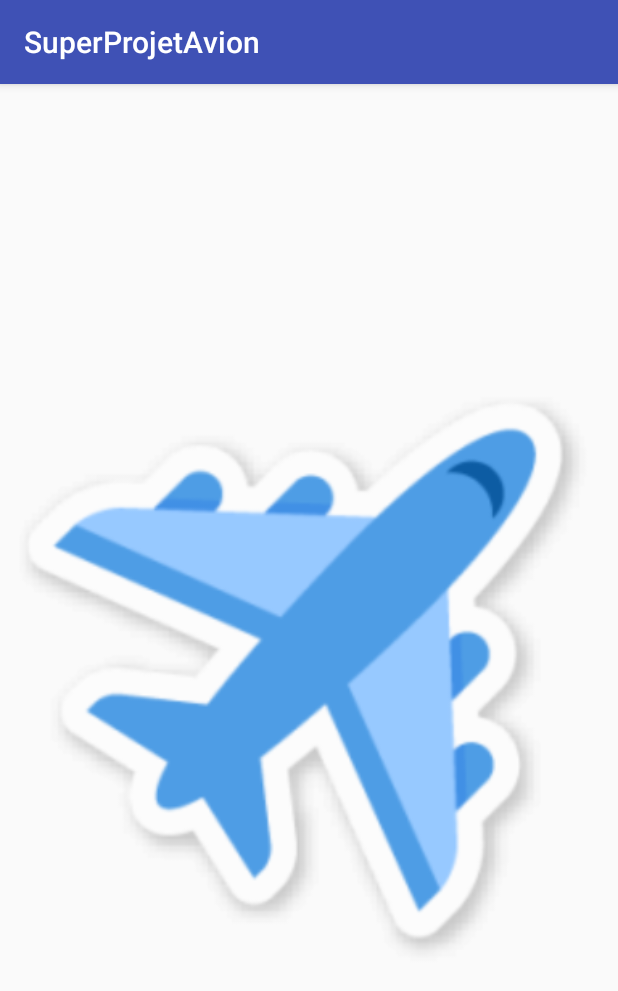
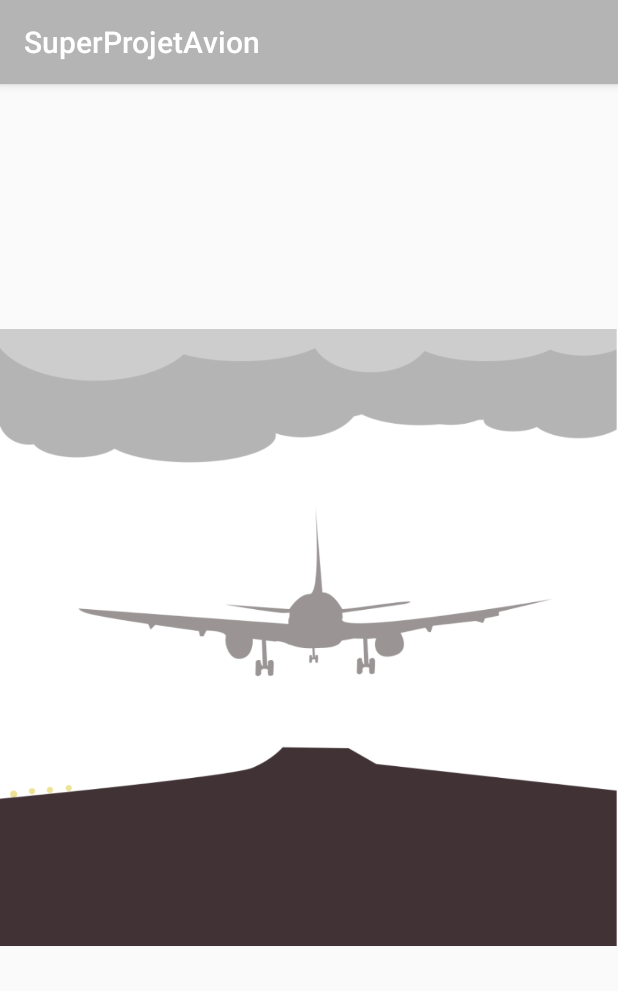
Before and after one commit to DylanRenard/SuperProjetD-Avion, an Android app: the SplashScreenActivity screen opened directly, with no data from a screen before it, on a phone screen of 412 x 824 dp. Shown: the top 991 px of the screen. Run offline under Robolectric (Android 15) with nearby library versions, the phone set to English and light mode, and no system bars.

Commit message:
splashScreen

```diff
--- a/SuperProjetAvion/app/src/main/res/layout/activity_splash_screen.xml
+++ b/SuperProjetAvion/app/src/main/res/layout/activity_splash_screen.xml
@@ -10,14 +10,15 @@
     <RelativeLayout
         android:layout_width="match_parent"
         android:layout_height="match_parent"
-        android:src="@drawable/plane">
+        android:src="@drawable/snow">
 
         <ImageView
             android:id="@+id/imageView2"
-            android:layout_width="match_parent"
-            android:layout_height="match_parent"
+            android:layout_width="wrap_content"
+            android:layout_height="wrap_content"
+            android:layout_alignParentBottom="true"
             android:layout_alignParentStart="true"
-            android:layout_centerVertical="true"
-            app:srcCompat="@drawable/plane" />
+            android:layout_marginBottom="29dp"
+            app:srcCompat="@drawable/snow" />
     </RelativeLayout>
 </android.support.constraint.ConstraintLayout>
--- a/SuperProjetAvion/app/src/main/res/values/colors.xml
+++ b/SuperProjetAvion/app/src/main/res/values/colors.xml
@@ -1,6 +1,6 @@
 <?xml version="1.0" encoding="utf-8"?>
 <resources>
-    <color name="colorPrimary">#3F51B5</color>
-    <color name="colorPrimaryDark">#303F9F</color>
-    <color name="colorAccent">#FF4081</color>
+    <color name="colorPrimary">#b4b4b4</color>
+    <color name="colorPrimaryDark">#9a9494</color>
+    <color name="colorAccent">#413236</color>
 </resources>
```
Also changed, not shown: SuperProjetAvion/app/src/main/res/drawable/snow.PNG (added).
